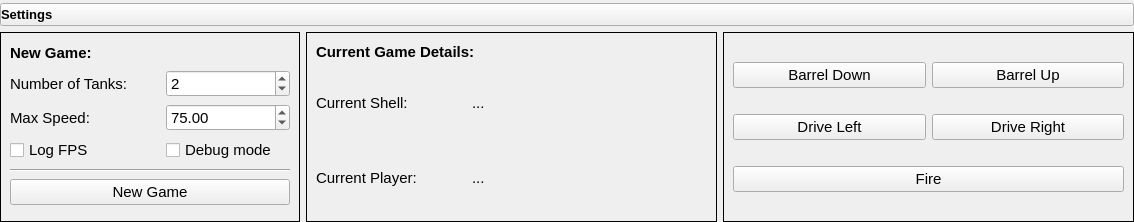
First picture: the form in ui/Settings.ui, repository kpdudek/TankGame, before the edit.
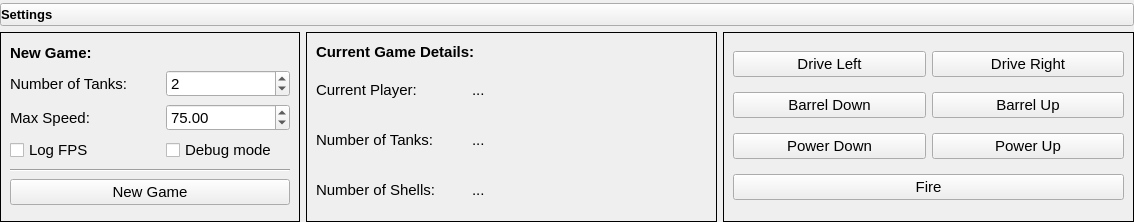
Second picture: the form after the edit. Icons and pictures are not drawn.

Commit message: Updating status panel

What changed in the file:
```diff
--- a/ui/Settings.ui
+++ b/ui/Settings.ui
@@ -405,48 +405,6 @@
          <property name="verticalSpacing">
           <number>6</number>
          </property>
-         <item row="4" column="1">
-          <widget class="QLabel" name="current_player_label">
-           <property name="text">
-            <string>...</string>
-           </property>
-           <property name="alignment">
-            <set>Qt::AlignLeading|Qt::AlignLeft|Qt::AlignVCenter</set>
-           </property>
-          </widget>
-         </item>
-         <item row="2" column="0">
-          <widget class="QLabel" name="label">
-           <property name="minimumSize">
-            <size>
-             <width>150</width>
-             <height>0</height>
-            </size>
-           </property>
-           <property name="maximumSize">
-            <size>
-             <width>150</width>
-             <height>16777215</height>
-            </size>
-           </property>
-           <property name="text">
-            <string>Current Shell:</string>
-           </property>
-           <property name="alignment">
-            <set>Qt::AlignLeading|Qt::AlignLeft|Qt::AlignVCenter</set>
-           </property>
-          </widget>
-         </item>
-         <item row="2" column="1">
-          <widget class="QLabel" name="shell_name_label">
-           <property name="text">
-            <string>...</string>
-           </property>
-           <property name="alignment">
-            <set>Qt::AlignLeading|Qt::AlignLeft|Qt::AlignVCenter</set>
-           </property>
-          </widget>
-         </item>
          <item row="0" column="0" colspan="2">
           <widget class="QLabel" name="label_6">
            <property name="minimumSize">
@@ -473,7 +431,14 @@
            </property>
           </widget>
          </item>
-         <item row="4" column="0">
+         <item row="4" column="1">
+          <widget class="QLabel" name="tank_count_label">
+           <property name="text">
+            <string>...</string>
+           </property>
+          </widget>
+         </item>
+         <item row="3" column="0">
           <widget class="QLabel" name="label_2">
            <property name="minimumSize">
             <size>
@@ -495,6 +460,37 @@
            </property>
           </widget>
          </item>
+         <item row="3" column="1">
+          <widget class="QLabel" name="current_player_label">
+           <property name="text">
+            <string>...</string>
+           </property>
+           <property name="alignment">
+            <set>Qt::AlignLeading|Qt::AlignLeft|Qt::AlignVCenter</set>
+           </property>
+          </widget>
+         </item>
+         <item row="4" column="0">
+          <widget class="QLabel" name="label_7">
+           <property name="text">
+            <string>Number of Tanks:</string>
+           </property>
+          </widget>
+         </item>
+         <item row="5" column="0">
+          <widget class="QLabel" name="label">
+           <property name="text">
+            <string>Number of Shells:</string>
+           </property>
+          </widget>
+         </item>
+         <item row="5" column="1">
+          <widget class="QLabel" name="shell_count_label">
+           <property name="text">
+            <string>...</string>
+           </property>
+          </widget>
+         </item>
         </layout>
        </widget>
       </item>
@@ -507,14 +503,14 @@
          <enum>QFrame::Plain</enum>
         </property>
         <layout class="QGridLayout" name="gridLayout_3">
-         <item row="2" column="0" colspan="2">
+         <item row="3" column="0" colspan="2">
           <widget class="QPushButton" name="fire_button">
            <property name="text">
             <string>Fire</string>
            </property>
           </widget>
          </item>
-         <item row="0" column="1">
+         <item row="1" column="1">
           <widget class="QPushButton" name="barrel_up_button">
            <property name="text">
             <string>Barrel Up</string>
@@ -524,7 +520,7 @@
            </property>
           </widget>
          </item>
-         <item row="0" column="0">
+         <item row="1" column="0">
           <widget class="QPushButton" name="barrel_down_button">
            <property name="text">
             <string>Barrel Down</string>
@@ -534,7 +530,7 @@
            </property>
           </widget>
          </item>
-         <item row="1" column="0">
+         <item row="0" column="0">
           <widget class="QPushButton" name="drive_left_button">
            <property name="text">
             <string>Drive Left</string>
@@ -544,7 +540,7 @@
            </property>
           </widget>
          </item>
-         <item row="1" column="1">
+         <item row="0" column="1">
           <widget class="QPushButton" name="drive_right_button">
            <property name="text">
             <string>Drive Right</string>
@@ -554,6 +550,20 @@
            </property>
           </widget>
          </item>
+         <item row="2" column="0">
+          <widget class="QPushButton" name="power_down_button">
+           <property name="text">
+            <string>Power Down</string>
+           </property>
+          </widget>
+         </item>
+         <item row="2" column="1">
+          <widget class="QPushButton" name="power_up_button">
+           <property name="text">
+            <string>Power Up</string>
+           </property>
+          </widget>
+         </item>
         </layout>
        </widget>
       </item>
```
The commit also changes 6 other files.
